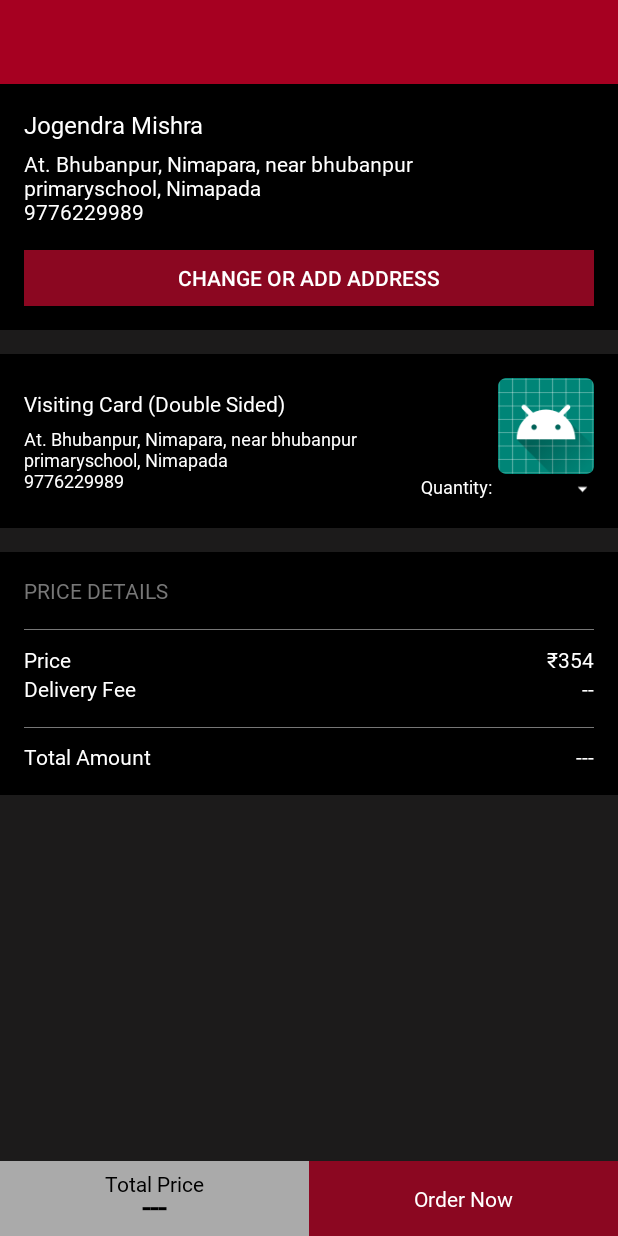
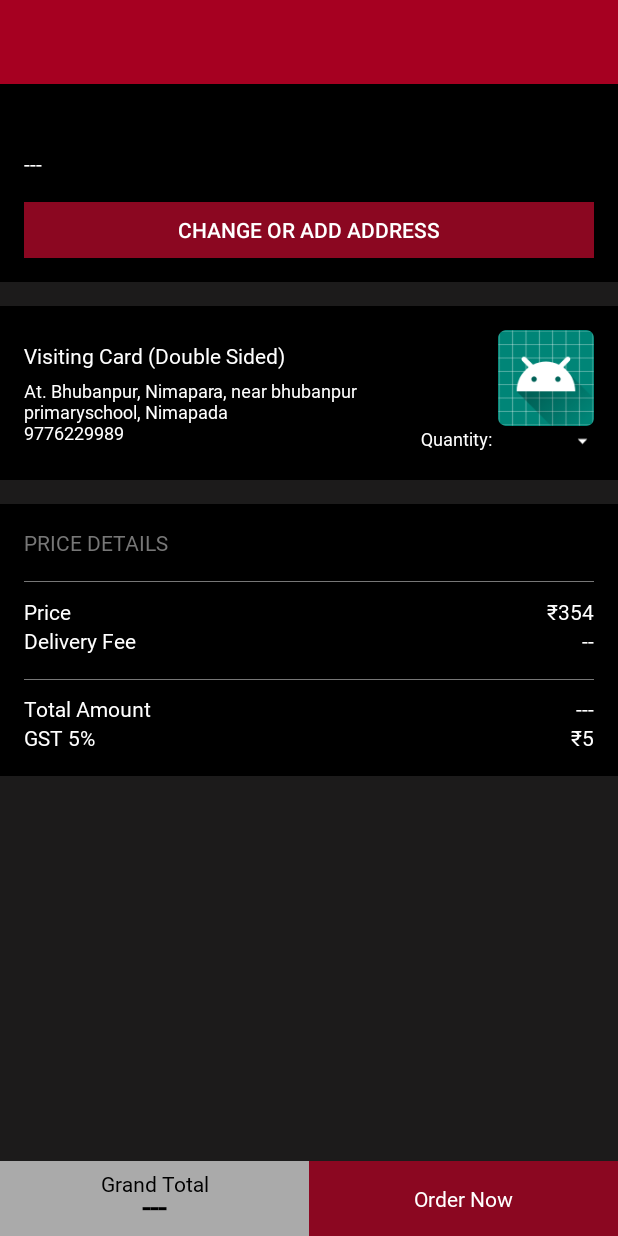
Before and after one commit to laxminarayan1998/LimeLi8, an Android app: the layout activity_order_summary.xml on its own in the app's theme, with its tools: preview values and no code run, on a phone screen of 412 x 824 dp. Run offline under Robolectric (Android 15) with nearby library versions, the phone set to English and light mode, and no system bars; network calls fail.

Commit message:
banner to direct summary, banner to subproduct and gst added.

```diff
--- a/app/src/main/java/com/limelite/limeli8/HorizontalScrollRecyclerAdapter.java
+++ b/app/src/main/java/com/limelite/limeli8/HorizontalScrollRecyclerAdapter.java
@@ -60,6 +60,7 @@ public class HorizontalScrollRecyclerAdapter extends RecyclerView.Adapter<Horizo
         holder.itemView.setOnClickListener(new View.OnClickListener() {
             @Override
             public void onClick(View v) {
+                SlidePageAdapter.MAINPRODUCTNAMEFROMBANNER = null;
                 PRODUCT_NAME = printSectionItems.get(position).getName();
                 Intent intent = new Intent(context, SubProductPage.class);
                 intent.putExtra("productName", printSectionItems.get(position).getName());
--- a/app/src/main/java/com/limelite/limeli8/UserDetailsActivity.java
+++ b/app/src/main/java/com/limelite/limeli8/UserDetailsActivity.java
@@ -70,10 +70,9 @@ public class UserDetailsActivity extends AppCompatActivity {
                 _number = number.getText().toString();
                 _alterNumber = alterNumber.getText().toString();
 
-                if (_number.isEmpty() || _pincode.isEmpty() || _houseNo.isEmpty() || _roadNo.isEmpty() || _city.isEmpty() || _state.isEmpty() || _name.isEmpty()) {
+                if (_number.isEmpty()) {
 
-
-                    Toast.makeText(getApplicationContext(), "Please check your entries!", Toast.LENGTH_LONG).show();
+                    Toast.makeText(getApplicationContext(), "Phone number is mandatory!", Toast.LENGTH_LONG).show();
                 } else {
 
                     databaseReference.child(key).child("name").setValue(_name);
--- a/app/src/main/res/layout/activity_order_summary.xml
+++ b/app/src/main/res/layout/activity_order_summary.xml
@@ -36,7 +36,6 @@
                     android:layout_width="match_parent"
                     android:layout_height="wrap_content"
                     android:fontFamily="@font/apple_gothic"
-                    android:text="Jogendra Mishra"
                     android:textColor="#fff"
                     android:textSize="16dp" />
 
@@ -46,7 +45,7 @@
                     android:layout_height="wrap_content"
                     android:layout_marginTop="5dp"
                     android:fontFamily="@font/apple_gothic"
-                    android:text="At. Bhubanpur, Nimapara, near bhubanpur\nprimaryschool, Nimapada\n9776229989"
+                    android:text="---"
                     android:textColor="#fff"
                     android:textSize="14dp" />
 
@@ -305,6 +304,29 @@
 
                 </RelativeLayout>
 
+                <RelativeLayout
+                    android:layout_width="wrap_content"
+                    android:layout_height="wrap_content">
+
+                    <TextView
+                        android:id="@+id/gst_show"
+                        android:layout_width="wrap_content"
+                        android:layout_height="wrap_content"
+                        android:fontFamily="@font/apple_gothic"
+                        android:text="GST 5%"
+                        android:textColor="#FFF" />
+
+                    <TextView
+                        android:id="@+id/gst"
+                        android:layout_width="wrap_content"
+                        android:layout_height="wrap_content"
+                        android:layout_alignParentRight="true"
+                        android:fontFamily="@font/apple_gothic"
+                        android:text="₹5"
+                        android:textColor="#FFF" />
+
+                </RelativeLayout>
+
             </LinearLayout>
 
         </LinearLayout>
@@ -331,7 +353,7 @@
                 android:layout_width="match_parent"
                 android:layout_height="wrap_content"
                 android:fontFamily="@font/apple_gothic"
-                android:text="Total Price"
+                android:text="Grand Total"
                 android:textAlignment="center"
                 android:textColor="#000" />
 
```
Also changed, not shown: app/src/main/java/com/limelite/limeli8/HomePage.java (+22 -0 lines), app/src/main/java/com/limelite/limeli8/OrderSummary.java (+94 -13 lines), app/src/main/java/com/limelite/limeli8/SlidePageAdapter.java (+10 -1 lines), app/src/main/java/com/limelite/limeli8/SpecificationPage.java (+12 -25 lines), app/src/main/java/com/limelite/limeli8/SubProductPage.java (+13 -0 lines), app/src/main/res/layout/activity_user_details.xml (+13 -6 lines).
